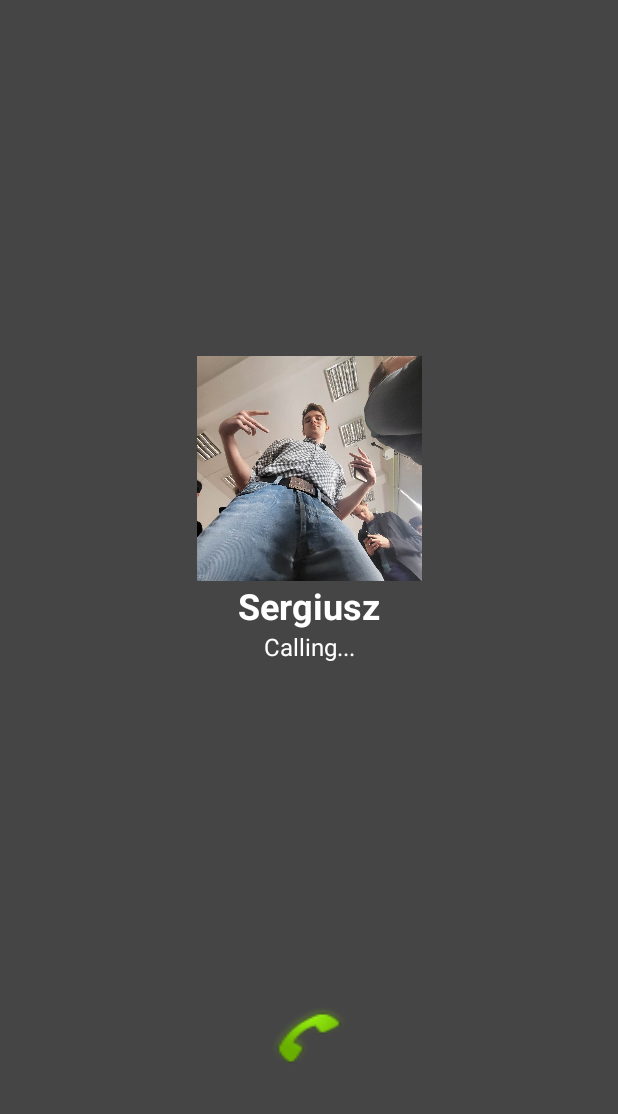
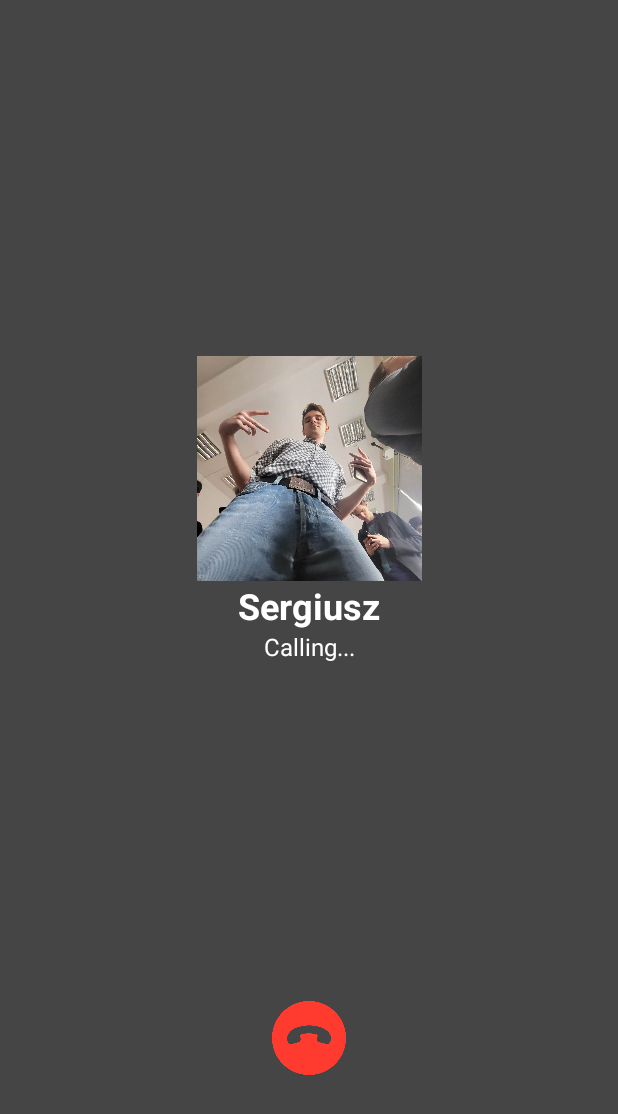
Before and after one commit to Piqulsky/FakeChat, an Android app: the screen it shows after launch (CallActivity), after a tap on an icon or button, on a phone screen of 412 x 824 dp. Shown: the top 1114 px of the screen. Run offline under Robolectric (Android 15) with nearby library versions, the phone set to English and light mode, and no system bars; pictures from the network do not load.

Commit message:
Added different end call icon

```diff
--- a/app/src/main/res/layout/activity_call.xml
+++ b/app/src/main/res/layout/activity_call.xml
@@ -54,7 +54,7 @@
         android:paddingEnd="25sp"
         android:paddingBottom="25sp"
         android:scaleType="fitXY"
-        android:src="@android:drawable/stat_sys_phone_call"
+        android:src="@drawable/end_call"
         app:layout_constraintLeft_toLeftOf="parent"
         app:layout_constraintRight_toRightOf="parent"
         app:layout_constraintTop_toBottomOf="@id/textViewCallText" />
```
Also changed, not shown: app/src/main/res/drawable/end_call.png (added).
